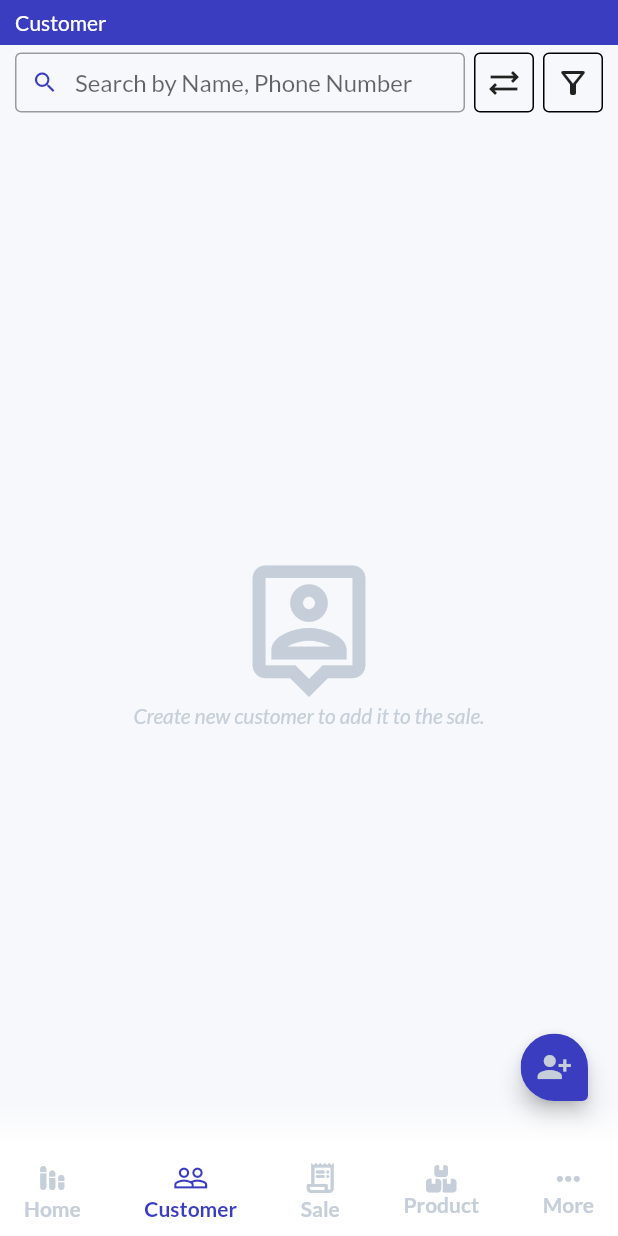
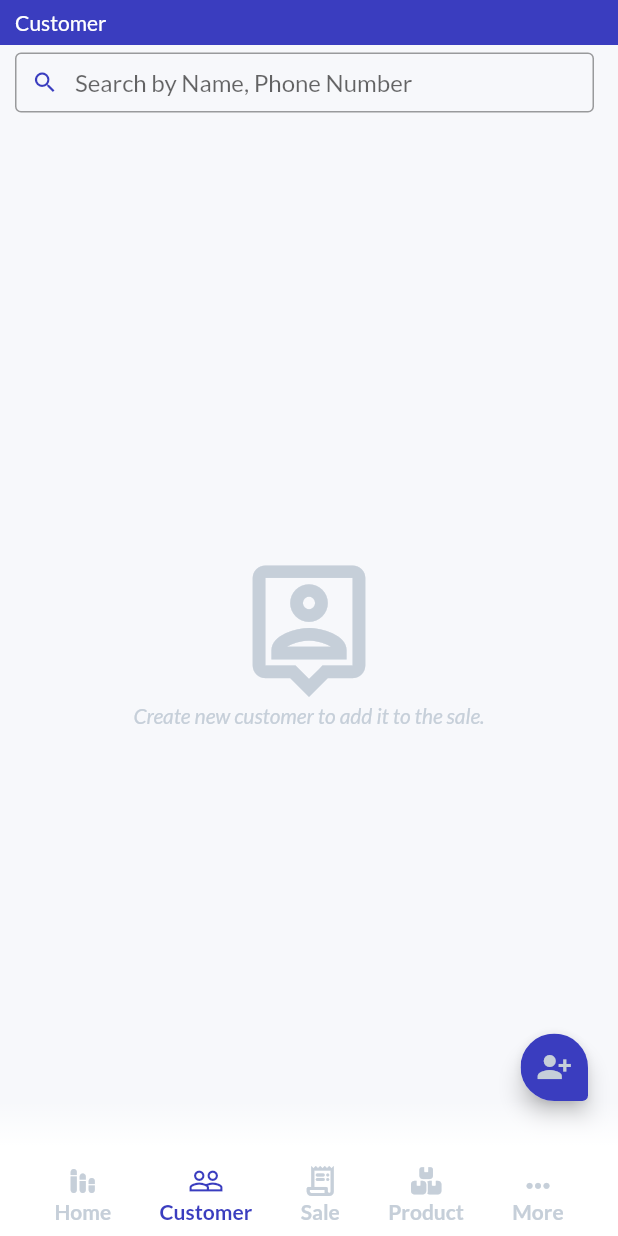
Before and after one commit to pratyushharsh/parchi, a Flutter app: the HomeScreen screen opened by its route, item 2 of the bottom bar chosen, on a phone screen of 412 x 824 dp. Run offline on Flutter 3.47's test engine with Material 2 defaults, Android fonts, the light colour scheme and no system bars; our stand-ins replace awesome_snackbar_content, barcode_widget, bloc, blurrycontainer, csv, device_info_plus and 20 more; missing offline and left inert: amazon_cognito_identity_dart_2, dart:ffi, number_to_words; accounts and stored records are empty; generated files the repository leaves out were written again; network calls fail; project files that could hold a hidden picture were left out.

Commit message:
Changes to filter transaction

```diff
--- a/lib/src/config/transaction_config.dart
+++ b/lib/src/config/transaction_config.dart
@@ -10,18 +10,18 @@
 ///
 /// CREATED -> PARTIAL_PAYMENT [Transaction with partial payment no item addition allowed later.]
 ///
-class TransactionStatus {
-  static const String created = 'CREATED';
-  // static const String pending = 'PENDING';
-  // static const String approved = 'APPROVED';
-  // static const String rejected = 'REJECTED';
-  static const String voided = 'VOIDED';
-  static const String suspended = 'SUSPENDED';
-  static const String completed = 'COMPLETED';
-  static const String inProgress = 'IN_PROGRESS';
-  static const String cancelled = 'CANCELLED';
-  static const String partialPayment = 'PARTIAL_PAYMENT';
-}
+// class TransactionStatus {
+//   static const String created = 'CREATED';
+//   // static const String pending = 'PENDING';
+//   // static const String approved = 'APPROVED';
+//   // static const String rejected = 'REJECTED';
+//   static const String voided = 'VOIDED';
+//   static const String suspended = 'SUSPENDED';
+//   static const String completed = 'COMPLETED';
+//   static const String inProgress = 'IN_PROGRESS';
+//   static const String cancelled = 'CANCELLED';
+//   static const String partialPayment = 'PARTIAL_PAYMENT';
+// }
 
 class TransactionType {
   static const String cashSale = "SALE";
--- a/lib/src/entity/pos/trn_header_entity.dart
+++ b/lib/src/entity/pos/trn_header_entity.dart
@@ -21,7 +21,10 @@ class TransactionHeaderEntity {
   double subtotal;
   double discountTotal;
   double roundTotal;
-  String status;
+
+  @Index(type: IndexType.value)
+  @Enumerated(EnumType.name)
+  TransactionStatus status;
   bool isVoid;
 
   @Index()
@@ -84,3 +87,19 @@ class TransactionHeaderEntity {
       this.associateId,
       this.associateName});
 }
+
+enum TransactionStatus {
+  created("CREATED"),
+  // pending,
+  // approved,
+  // rejected,
+  voided("VOIDED"),
+  suspended("SUSPENDED"),
+  completed("COMPLETED"),
+  inProgress("IN_PROGRESS"),
+  cancelled("CANCELLED"),
+  partialPayment("PARTIAL_PAYMENT");
+
+  const TransactionStatus(this.value);
+  final String value;
+}
--- a/lib/src/module/create_new_receipt/bloc/create_new_receipt_bloc.dart
+++ b/lib/src/module/create_new_receipt/bloc/create_new_receipt_bloc.dart
@@ -220,7 +220,7 @@ class CreateNewReceiptBloc
   }
 
   // @TODO List different transaction status INITIATED, SALE_COMPLETED, SUSPENDED, CANCELLED, RETURNED, EXCHANGED
-  Future<TransactionHeaderEntity> _manageOrder(String status) async {
+  Future<TransactionHeaderEntity> _manageOrder(TransactionStatus status) async {
     TransactionHeaderEntity transaction = state.transactionHeader!;
 
     transaction.total = state.total;
--- a/lib/src/module/home/home_view.dart
+++ b/lib/src/module/home/home_view.dart
@@ -1,3 +1,5 @@
+import 'dart:io';
+
 import 'package:easy_localization/easy_localization.dart';
 import 'package:flutter/material.dart';
 import 'package:flutter_bloc/flutter_bloc.dart';
@@ -121,6 +123,12 @@ class _MyBottomAppBarState extends State<MyBottomAppBar> {
 
   @override
   Widget build(BuildContext context) {
+
+    MainAxisAlignment mainAxisAlignment = MainAxisAlignment.spaceEvenly;
+    if (Platform.isMacOS || Platform.isWindows) {
+      mainAxisAlignment = MainAxisAlignment.center;
+    }
+
     return Stack(
       clipBehavior: Clip.none,
       children: [
@@ -143,9 +151,10 @@ class _MyBottomAppBarState extends State<MyBottomAppBar> {
               height: 60,
               width: MediaQuery.of(context).size.width,
               color: Colors.white,
-              padding: const EdgeInsets.only(left: 16, right: 16, top: 0),
+              padding: const EdgeInsets.only(left: 16, right: 16, top: 0, bottom: 8),
               child: Row(
-                mainAxisAlignment: MainAxisAlignment.spaceBetween,
+                mainAxisAlignment: mainAxisAlignment,
+                crossAxisAlignment: CrossAxisAlignment.end,
                 children: [
                   InkWell(
                     onTap: () {
@@ -154,6 +163,8 @@ class _MyBottomAppBarState extends State<MyBottomAppBar> {
                         _open = false;
                       });
                     },
+                    child: Container(
+                      padding: const EdgeInsets.symmetric(horizontal: 12),
                       child: Column(
                         mainAxisSize: MainAxisSize.min,
                         children: [
@@ -175,6 +186,7 @@ class _MyBottomAppBarState extends State<MyBottomAppBar> {
                         ],
                       ),
                     ),
+                  ),
                   InkWell(
                     onTap: () {
                       widget.letIndexChange(1);
@@ -182,6 +194,8 @@ class _MyBottomAppBarState extends State<MyBottomAppBar> {
                         _open = false;
                       });
                     },
+                    child: Container(
+                      padding: const EdgeInsets.symmetric(horizontal: 12),
                       child: Column(
                         mainAxisSize: MainAxisSize.min,
                         children: [
@@ -201,6 +215,7 @@ class _MyBottomAppBarState extends State<MyBottomAppBar> {
                         ],
                       ),
                     ),
+                  ),
                   InkWell(
                     onTap: () {
                       // widget.letIndexChange(2);
@@ -208,6 +223,8 @@ class _MyBottomAppBarState extends State<MyBottomAppBar> {
                         _open = !_open;
                       });
                     },
+                    child: Container(
+                      padding: const EdgeInsets.symmetric(horizontal: 12),
                       child: Column(
                         mainAxisSize: MainAxisSize.min,
                         children: [
@@ -227,6 +244,7 @@ class _MyBottomAppBarState extends State<MyBottomAppBar> {
                         ],
                       ),
                     ),
+                  ),
                   InkWell(
                     onTap: () {
                       widget.letIndexChange(3);
@@ -234,6 +252,8 @@ class _MyBottomAppBarState extends State<MyBottomAppBar> {
                         _open = false;
                       });
                     },
+                    child: Container(
+                      padding: const EdgeInsets.symmetric(horizontal: 12),
                       child: Column(
                         mainAxisSize: MainAxisSize.min,
                         children: [
@@ -244,6 +264,7 @@ class _MyBottomAppBarState extends State<MyBottomAppBar> {
                                 : AppColor.iconColor,
                             size: 18,
                           ),
+                          const SizedBox(height: 3,),
                           Text(LocaleKeys.product,
                               style: TextStyle(
                                 fontWeight: FontWeight.bold,
@@ -254,6 +275,7 @@ class _MyBottomAppBarState extends State<MyBottomAppBar> {
                         ],
                       ),
                     ),
+                  ),
                   InkWell(
                     onTap: () {
                       widget.letIndexChange(4);
@@ -261,6 +283,8 @@ class _MyBottomAppBarState extends State<MyBottomAppBar> {
                         _open = false;
                       });
                     },
+                    child: Container(
+                      padding: const EdgeInsets.symmetric(horizontal: 12),
                       child: Column(
                         mainAxisSize: MainAxisSize.min,
                         children: [
@@ -279,6 +303,7 @@ class _MyBottomAppBarState extends State<MyBottomAppBar> {
                                     : AppColor.iconColor,
                               )).tr(),
                         ],
+                      ),
                     ),
                   ),
                 ],
--- a/lib/src/module/receipt_display/bloc/receipt_display_bloc.dart
+++ b/lib/src/module/receipt_display/bloc/receipt_display_bloc.dart
@@ -4,6 +4,7 @@ import 'package:flutter/cupertino.dart';
 import 'package:logging/logging.dart';
 
 
+import '../../../config/transaction_config.dart';
 import '../../../entity/pos/entity.dart';
 import '../../../model/hsn_tax_summary.dart';
 import '../../../model/model.dart';
--- a/lib/src/module/receipt_display/bloc/receipt_display_event.dart
+++ b/lib/src/module/receipt_display/bloc/receipt_display_event.dart
@@ -6,7 +6,7 @@ abstract class ReceiptDisplayEvent {}
 class FetchReceiptDataEvent extends ReceiptDisplayEvent{}
 
 class UpdateReceiptStatusEvent extends ReceiptDisplayEvent{
-  final String status;
+  final TransactionStatus status;
   UpdateReceiptStatusEvent(this.status);
 }
 
--- a/lib/src/repositories/mock/mock_transaction_repository.dart
+++ b/lib/src/repositories/mock/mock_transaction_repository.dart
@@ -146,7 +146,7 @@ class MockTransactionRepository extends TransactionRepository {
       subtotal: 100,
       roundTotal: 0.00,
       discountTotal: 0.00,
-      status: 'COMPLETED',
+      status: TransactionStatus.completed,
     );
     header.lineItems = li;
     header.paymentLineItems = pi;
--- a/lib/src/widgets/search_bar.dart
+++ b/lib/src/widgets/search_bar.dart
@@ -6,8 +6,13 @@ class SearchBar extends StatefulWidget {
   final String label;
   final String? hintText;
   final ValueChanged<String>? onChanged;
+  final Widget? filterWidget;
   const SearchBar(
-      {Key? key, required this.label, this.onChanged, this.hintText})
+      {Key? key,
+      required this.label,
+      this.onChanged,
+      this.hintText,
+      this.filterWidget})
       : super(key: key);
 
   @override
@@ -15,40 +20,11 @@ class SearchBar extends StatefulWidget {
 }
 
 class _SearchBarState extends State<SearchBar> {
-  late GlobalKey actionKey;
-
-  OverlayEntry? sortOverlay;
-  double? height, width, dx, dy;
-  bool? sortDropdownOpened;
-
-  findDropdownData() {
-    RenderBox? renderBox =
-        actionKey.currentContext?.findRenderObject() as RenderBox?;
-    height = renderBox?.size.height;
-    width = renderBox?.size.width;
-    Offset? offset = renderBox?.localToGlobal(Offset.zero);
-    dx = offset?.dx;
-    dy = offset?.dy;
-  }
-
-  @override
-  void initState() {
-    super.initState();
-    sortDropdownOpened = false;
-    actionKey = LabeledGlobalKey(widget.label);
-  }
-
-  @override
-  void dispose() {
-    if (sortOverlay != null && sortOverlay!.mounted) {
-      sortOverlay?.remove();
-    }
-    super.dispose();
-  }
-
   @override
   Widget build(BuildContext context) {
-    return Row(
+    return Column(
+      children: [
+        Row(
           children: [
             Expanded(
               child: TextField(
@@ -64,7 +40,8 @@ class _SearchBarState extends State<SearchBar> {
                       const BoxConstraints(minHeight: 40, minWidth: 40),
                   contentPadding: const EdgeInsets.all(4),
                   focusedBorder: const OutlineInputBorder(
-                  borderSide: BorderSide(color: AppColor.primary, width: 2)),
+                      borderSide:
+                          BorderSide(color: AppColor.primary, width: 2)),
                   focusColor: AppColor.primary,
                   hoverColor: AppColor.primary,
                   hintText: widget.hintText,
@@ -75,26 +52,13 @@ class _SearchBarState extends State<SearchBar> {
             const SizedBox(
               width: 6,
             ),
-        FilterButton(
-          child: Container(
-            padding: const EdgeInsets.all(7),
-            child: const Icon(Icons.sync_alt_outlined),
-            decoration: BoxDecoration(
-              border: Border.all(),
-              borderRadius: BorderRadius.circular(4),
+          ],
         ),
+        if (widget.filterWidget != null)
+          const SizedBox(
+            height: 4,
           ),
-          filterWidget: Container(),
-        ),
-        const SizedBox(
-          width: 6,
-        ),
-        Container(
-          padding: const EdgeInsets.all(7),
-          decoration: BoxDecoration(
-              border: Border.all(), borderRadius: BorderRadius.circular(4)),
-          child: const Icon(Icons.filter_alt_outlined),
-        ),
+        if (widget.filterWidget != null) widget.filterWidget!,
       ],
     );
   }
@@ -148,6 +112,7 @@ class FilterButton extends StatefulWidget {
   @override
   State<FilterButton> createState() => _FilterButtonState();
 }
+
 class _FilterButtonState extends State<FilterButton> {
   RelativeRect _position(RenderBox popupButtonObject, RenderBox overlay) {
     // Calculate the show-up area for the dropdown using button's size & position based on the `overlay` used as the coordinate space.
```
Also changed, not shown: lib/src/module/home/dashboard_view.dart (+21 -22 lines), lib/src/module/list_all_receipt/bloc/list_all_receipt_bloc.dart (+40 -1 lines), lib/src/module/list_all_receipt/bloc/list_all_receipt_event.dart (+12 -0 lines), lib/src/module/list_all_receipt/bloc/list_all_receipt_state.dart (+23 -3 lines), lib/src/module/list_all_receipt/list_all_receipt_view.dart (+17 -18 lines), lib/src/module/list_all_receipt/transaction_filter_bar.dart (added, +240 -0 lines), lib/src/repositories/transaction_repository.dart (+29 -4 lines), lib/src/entity/pos/trn_header_entity.g.dart. Lines whose indentation alone changed are shown as unchanged.
